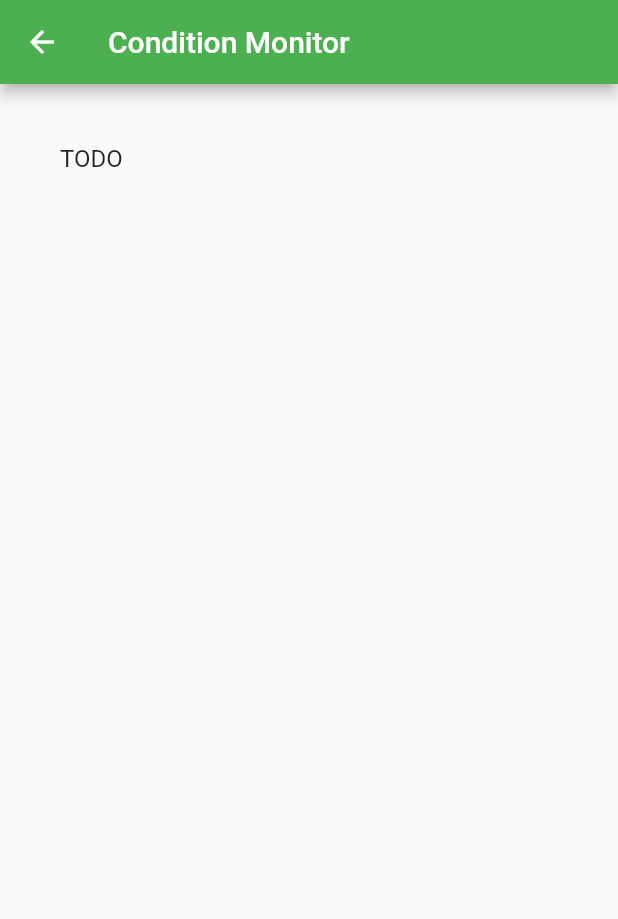
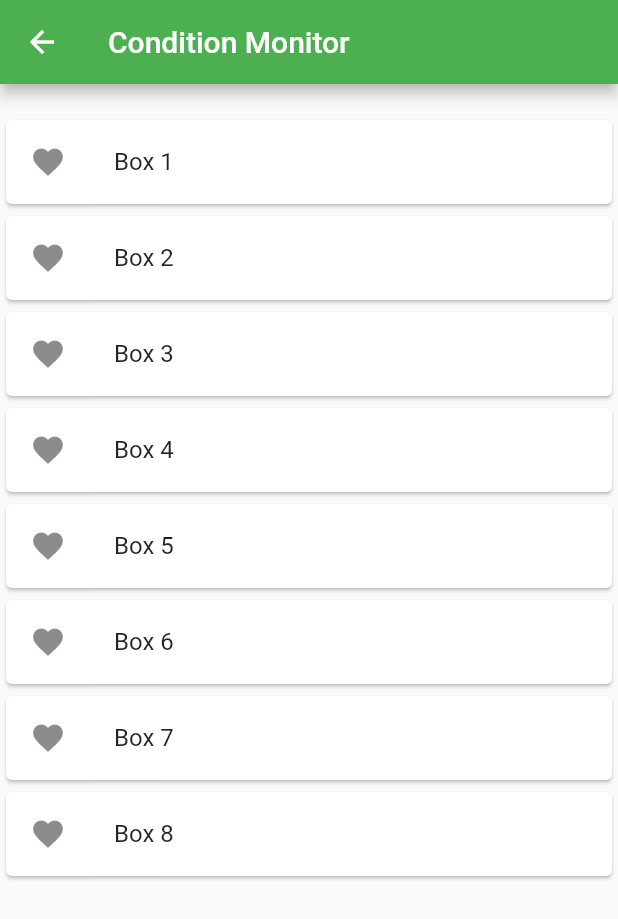
Before and after one commit to Celeo/cyberdeck-helper, a Flutter app: the screen it shows after launch, after a tap on the "favorite outline" icon, on a phone screen of 412 x 824 dp. Shown: the top 919 px of the screen. Run offline on Flutter 3.47's test engine with Material 2 defaults, Android fonts, the phone set to English and light mode, and no system bars; our stand-ins replace shared_preferences.

Commit message:
Basic condition monitor

```diff
--- a/lib/rules.dart
+++ b/lib/rules.dart
@@ -20,6 +20,7 @@ class DeckConfig {
   int noise;
   MatrixMode mode;
   List<String> runningPrograms;
+  int conditionMonitor;
 
   DeckConfig(
     this.logic,
@@ -35,6 +36,7 @@ class DeckConfig {
     this.noise,
     this.mode,
     this.runningPrograms,
+    this.conditionMonitor,
   );
 
   DeckConfig.start() {
@@ -51,22 +53,24 @@ class DeckConfig {
     noise = 0;
     mode = MatrixMode.AR;
     runningPrograms = [];
+    conditionMonitor = 0;
   }
 
   DeckConfig.fromJson(Map<String, dynamic> json)
-      : logic = json['logic'],
-        willpower = json['willpower'],
-        cracking = json['cracking'],
-        electronics = json['electronics'],
-        deck = json['deck'],
-        jack = json['jack'],
-        attack = json['attack'],
-        sleaze = json['sleaze'],
-        dataProcessing = json['dataProcessing'],
-        firewall = json['firewall'],
+      : logic = json['logic'] ?? 0,
+        willpower = json['willpower'] ?? 0,
+        cracking = json['cracking'] ?? 0,
+        electronics = json['electronics'] ?? 0,
+        deck = json['deck'] ?? null,
+        jack = json['jack'] ?? null,
+        attack = json['attack'] ?? 0,
+        sleaze = json['sleaze'] ?? 0,
+        dataProcessing = json['dataProcessing'] ?? 0,
+        firewall = json['firewall'] ?? 0,
         noise = 0,
         mode = MatrixMode.AR,
-        runningPrograms = json['runningPrograms'].cast<String>();
+        runningPrograms = json['runningPrograms'].cast<String>() ?? [],
+        conditionMonitor = json['conditionMonitor'] ?? 0;
 
   Map<String, dynamic> toJson() => {
         'logic': logic,
@@ -79,7 +83,8 @@ class DeckConfig {
         'sleaze': sleaze,
         'dataProcessing': dataProcessing,
         'firewall': firewall,
-        'runningPrograms': runningPrograms
+        'runningPrograms': runningPrograms,
+        'conditionMonitor': conditionMonitor,
       };
 }
 
@@ -89,6 +94,24 @@ enum ASDF {
   DataProc,
   Firewall,
 }
+
+final List<String> cyberdecks = [
+  'Rating 1: A/S 4/3, 2 slots',
+  'Rating 2: A/S 5/4, 4 slots',
+  'Rating 3: A/S 6/5 6 slots',
+  'Rating 4: A/S 7/6, 8 slots',
+  'Rating 5: A/S 8/7, 10 slots',
+  'Rating 6: A/S 9/8, 12 slots',
+];
+
+final List<String> cyberjacks = [
+  'Rating 1: D/F 4/3, +1 init',
+  'Rating 2: D/F 5/4, +1 init',
+  'Rating 3: D/F 6/5, +1 init',
+  'Rating 4: D/F 7/6, +2 init',
+  'Rating 5: D/F 8/7, +2 init',
+  'Rating 6: D/F 9/8, +2 init',
+];
 
 final List<List<String>> allPrograms = [
   ['Baby Monitor', 'Show current OS without test'],
@@ -108,7 +131,7 @@ final List<List<String>> allPrograms = [
   ['Exploit', 'Target DR -2'],
   ['Fork', 'Hit 2 targets w/ actions w/o splitting pool'],
   ['Lockdown', 'Cause link-locked when attacking'],
-  ['Overclock', '+1 diee, +1 wild die for all tests'],
+  ['Overclock', '+1 die & +1 wild die for all tests'],
   ['Stealth', '(Sleaze) Gain 1 temp. edge for Hide'],
   ['Trace', '(Sleaze) Gain 1 temp. edge for Trace Icon'],
 ];
--- a/lib/views/char_deck_config.dart
+++ b/lib/views/char_deck_config.dart
@@ -110,23 +110,17 @@ class _ViewCharGearConfigState extends State<ViewCharGearConfig> {
               ),
             ),
             _buildDropDown(
-                config, _dropdownDefaultDeck, _DeckOrJack.Deck, <String>[
-              'Rating 1: A/S 4/3, 2 slots',
-              'Rating 2: A/S 5/4, 4 slots',
-              'Rating 3: A/S 6/5 6 slots',
-              'Rating 4: A/S 7/6, 8 slots',
-              'Rating 5: A/S 8/7, 10 slots',
-              'Rating 6: A/S 9/8, 12 slots',
-            ]),
+              config,
+              _dropdownDefaultDeck,
+              _DeckOrJack.Deck,
+              cyberdecks,
+            ),
             _buildDropDown(
-                config, _dropdownDefaultJack, _DeckOrJack.Jack, <String>[
-              'Rating 1: D/F 4/3, +1 init',
-              'Rating 2: D/F 5/4, +1 init',
-              'Rating 3: D/F 6/5, +1 init',
-              'Rating 4: D/F 7/6, +2 init',
-              'Rating 5: D/F 8/7, +2 init',
-              'Rating 6: D/F 9/8, +2 init',
-            ]),
+              config,
+              _dropdownDefaultJack,
+              _DeckOrJack.Jack,
+              cyberjacks,
+            ),
             TextField(
               decoration: InputDecoration(labelText: 'Logic'),
               controller: controllerLogic,
--- a/lib/views/condition_monitor.dart
+++ b/lib/views/condition_monitor.dart
@@ -1,29 +1,56 @@
 import 'package:flutter/material.dart';
 import 'package:cyberdeck_helper/rules.dart';
 
-class ViewConditionMonitor extends StatelessWidget {
-  final DeckConfig config;
+class _ViewConditionMonitorState extends State<ViewConditionMonitor> {
+  DeckConfig config;
 
-  ViewConditionMonitor({@required this.config});
+  _ViewConditionMonitorState({@required this.config});
+
+  Widget _button(int index) => Card(
+        child: ListTile(
+          leading: Icon(config.conditionMonitor <= index
+              ? Icons.favorite
+              : Icons.favorite_border),
+          title: Text('Box $index'),
+          onTap: () {
+            setState(() {
+              config.conditionMonitor = index;
+            });
+          },
+        ),
+      );
 
   @override
   Widget build(BuildContext context) {
+    final rating = config.deck != null
+        ? int.parse(config.deck.split(':')[0].split(' ')[1])
+        : 0;
+    final maxBoxes = (rating / 2).ceil() + 8;
     return Scaffold(
       appBar: AppBar(
         title: Text('Condition Monitor'),
         backgroundColor: Colors.green,
       ),
-      body: Container(
-        padding: EdgeInsets.all(40.0),
-        child: Column(
-          children: <Widget>[
-            Text(
-              'TODO',
-              style: TextStyle(fontSize: 16.0),
-            ),
-          ],
+      body: Padding(
+        padding: EdgeInsets.only(top: 20.0),
+        child: Center(
+          child: ListView(
+            children: new List<int>.generate(maxBoxes, (i) => i + 1)
+                .map((i) => _button(i))
+                .toList(),
+          ),
         ),
       ),
     );
   }
 }
+
+class ViewConditionMonitor extends StatefulWidget {
+  final DeckConfig config;
+
+  ViewConditionMonitor({Key key, @required this.config}) : super(key: key);
+
+  @override
+  _ViewConditionMonitorState createState() =>
+      _ViewConditionMonitorState(config: this.config);
+}
```
